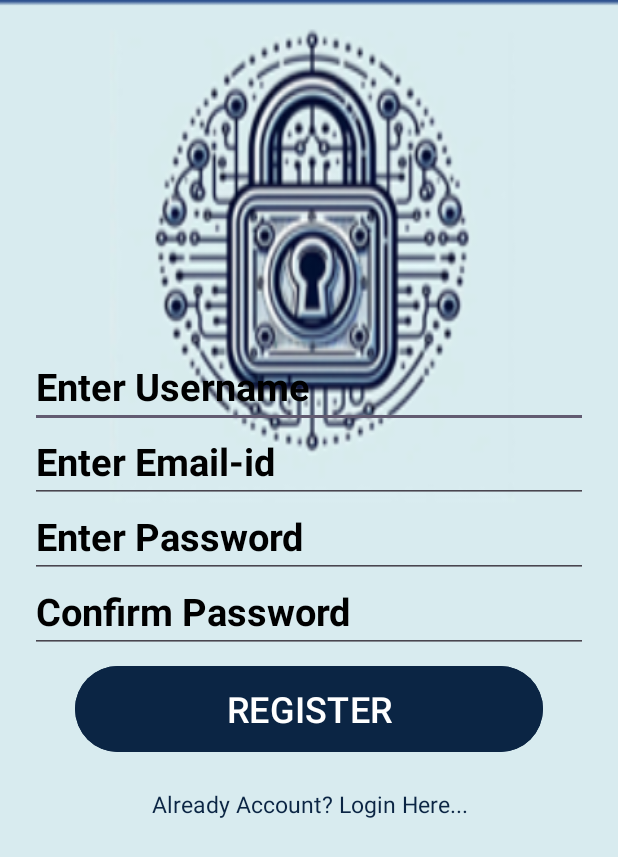
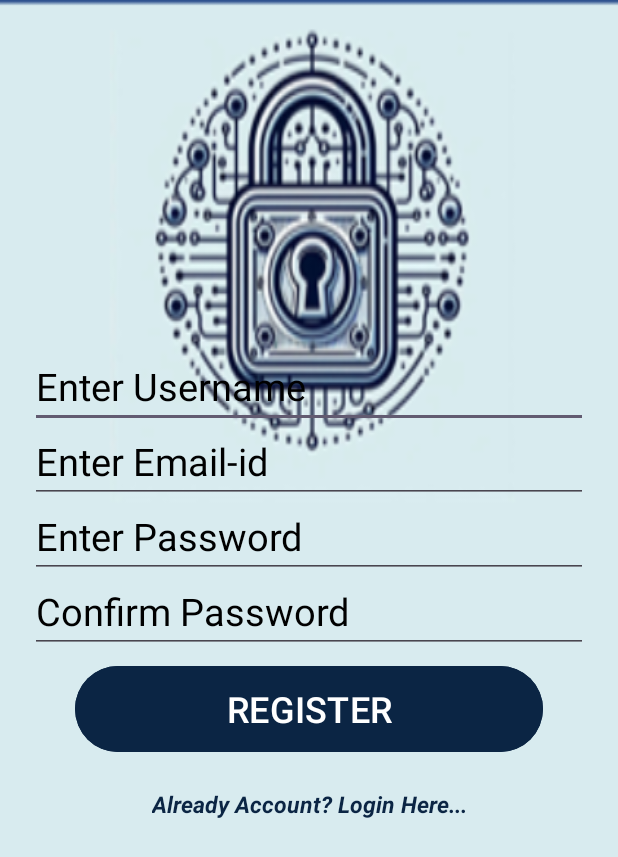
Before and after one commit to Vanshika521/Password-Generator-And-Manager-APP, an Android app: the screen it shows after launch (register), after a tap on "Get Started", on a phone screen of 412 x 824 dp. Shown: the top 857 px of the screen. Run offline under Robolectric (Android 15) with nearby library versions, the phone set to English and light mode, and no system bars; our stand-ins replace Firebase (no records; nobody signed in at launch, a user with empty details on screens opened directly).

Commit message:
login and register functionality

```diff
--- a/app/src/main/java/com/android_development/passwordgeneratorandmanagerapp/MainActivity.java
+++ b/app/src/main/java/com/android_development/passwordgeneratorandmanagerapp/MainActivity.java
@@ -1,7 +1,6 @@
 package com.android_development.passwordgeneratorandmanagerapp;
 
 import android.content.Intent;
-import android.media.Image;
 import android.os.Bundle;
 import android.os.Handler;
 import android.os.Looper;
@@ -21,7 +20,7 @@ import androidx.core.view.WindowInsetsCompat;
 public class MainActivity extends AppCompatActivity {
 
     Button btn1,btn2;
-    Animation Top,top;
+    Animation blur,top;
     TextView txtView;
     ImageView img;
 
@@ -41,11 +40,13 @@ public class MainActivity extends AppCompatActivity {
         img = findViewById(R.id.img);
         txtView = findViewById(R.id.txtView);
 
-        Top = AnimationUtils.loadAnimation(this,R.anim.top_anim);
+        blur = AnimationUtils.loadAnimation(this,R.anim.blur);
         top = AnimationUtils.loadAnimation(this,R.anim.top);
 
-        txtView.setAnimation(Top);
+        txtView.setAnimation(blur);
         img.startAnimation(top);
+        btn1.setAnimation(top);
+        btn2.setAnimation(top);
 
         btn1.setOnClickListener(new View.OnClickListener() {
             @Override
@@ -64,16 +65,16 @@ public class MainActivity extends AppCompatActivity {
             }
         });
 
-        new Handler(Looper.getMainLooper()).postDelayed(new Runnable() {
-            //new Handler().postDelayed(new Runnable() {
-            @Override
-            public void run() {
-                //register.class for registration of user...
-                Intent intent  = new Intent(MainActivity.this, MainActivity.class);
-                startActivity(intent);
-                finish();
-            }
-        },10000);
+//        new Handler(Looper.getMainLooper()).postDelayed(new Runnable() {
+//            //new Handler().postDelayed(new Runnable() {
+//            @Override
+//            public void run() {
+//                //register.class for registration of user...
+//                Intent intent  = new Intent(MainActivity.this, MainActivity.class);
+//                startActivity(intent);
+//                finish();
+//            }
+//        },10000);
 
 
     }
--- a/app/src/main/res/anim/top_anim.xml
+++ b/app/src/main/res/anim/blur.xml
@@ -2,7 +2,7 @@
 <set xmlns:android="http://schemas.android.com/apk/res/android">
 
     <translate
-        android:duration="2000"
+        android:duration="3000"
         android:fromXDelta="0dp"
         android:fromYDelta="-50dp"
         android:toXDelta="0dp"
@@ -10,7 +10,7 @@
         />
 
     <alpha
-        android:duration="1500"
+        android:duration="2500"
         android:fromAlpha="0.1"
         android:toAlpha="1.0"
         />
--- a/app/src/main/res/layout/activity_main.xml
+++ b/app/src/main/res/layout/activity_main.xml
@@ -10,8 +10,8 @@
 
     <ImageView
         android:id="@+id/img"
-        android:layout_width="400dp"
-        android:layout_height="400dp"
+        android:layout_width="300dp"
+        android:layout_height="300dp"
         android:background="@drawable/c"
         app:layout_constraintTop_toTopOf="parent"
         app:layout_constraintStart_toStartOf="parent"
--- a/app/src/main/res/layout/activity_register.xml
+++ b/app/src/main/res/layout/activity_register.xml
@@ -20,7 +20,7 @@
         android:layout_height="wrap_content"
         android:hint="Enter Username"
         android:textColorHint="@color/black"
-        android:textStyle="bold"
+        android:textColor="@color/black"
         android:textSize="25dp"
         android:layout_marginLeft="20dp"
         android:layout_marginRight="20dp"
@@ -35,7 +35,7 @@
         android:layout_height="wrap_content"
         android:hint="Enter Email-id"
         android:textColorHint="@color/black"
-        android:textStyle="bold"
+        android:textColor="@color/black"
         android:textSize="25dp"
         android:layout_marginLeft="20dp"
         android:layout_marginRight="20dp"
@@ -50,7 +50,7 @@
         android:layout_height="wrap_content"
         android:hint="Enter Password"
         android:textColorHint="@color/black"
-        android:textStyle="bold"
+        android:textColor="@color/black"
         android:textSize="25dp"
         android:layout_marginLeft="20dp"
         android:layout_marginRight="20dp"
@@ -65,7 +65,7 @@
         android:layout_height="wrap_content"
         android:hint="Confirm Password"
         android:textColorHint="@color/black"
-        android:textStyle="bold"
+        android:textColor="@color/black"
         android:textSize="25dp"
         android:layout_marginLeft="20dp"
         android:layout_marginRight="20dp"
@@ -96,6 +96,7 @@
         android:layout_height="wrap_content"
         android:layout_marginTop="20dp"
         android:text="Already Account? Login Here..."
+        android:textStyle="bold|italic"
         android:gravity="center"
         android:clickable="true"
         android:enabled="true"
```
Also changed, not shown: app/src/main/java/com/android_development/passwordgeneratorandmanagerapp/SplashScreen.java (+2 -16 lines), app/src/main/java/com/android_development/passwordgeneratorandmanagerapp/learn_more.java (+7 -0 lines), app/src/main/java/com/android_development/passwordgeneratorandmanagerapp/login.java (+63 -1 lines), app/src/main/java/com/android_development/passwordgeneratorandmanagerapp/register.java (+40 -27 lines), app/src/main/res/layout/activity_login.xml (+8 -5 lines), app/src/main/res/layout/activity_splash_screen.xml (+6 -5 lines), app/src/main/res/drawable/c.png.
